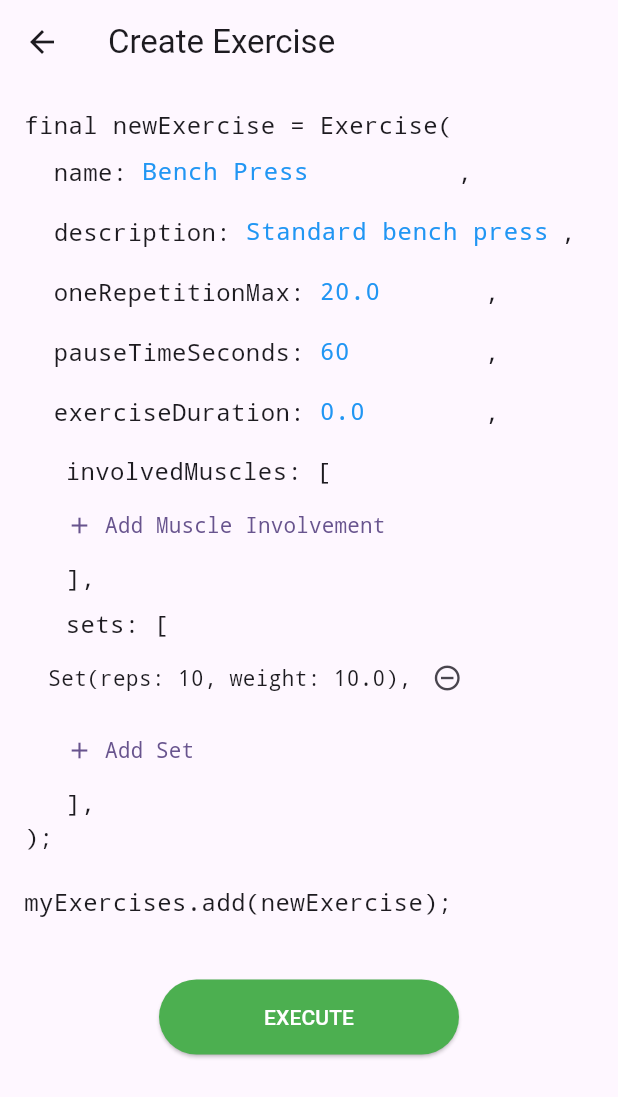
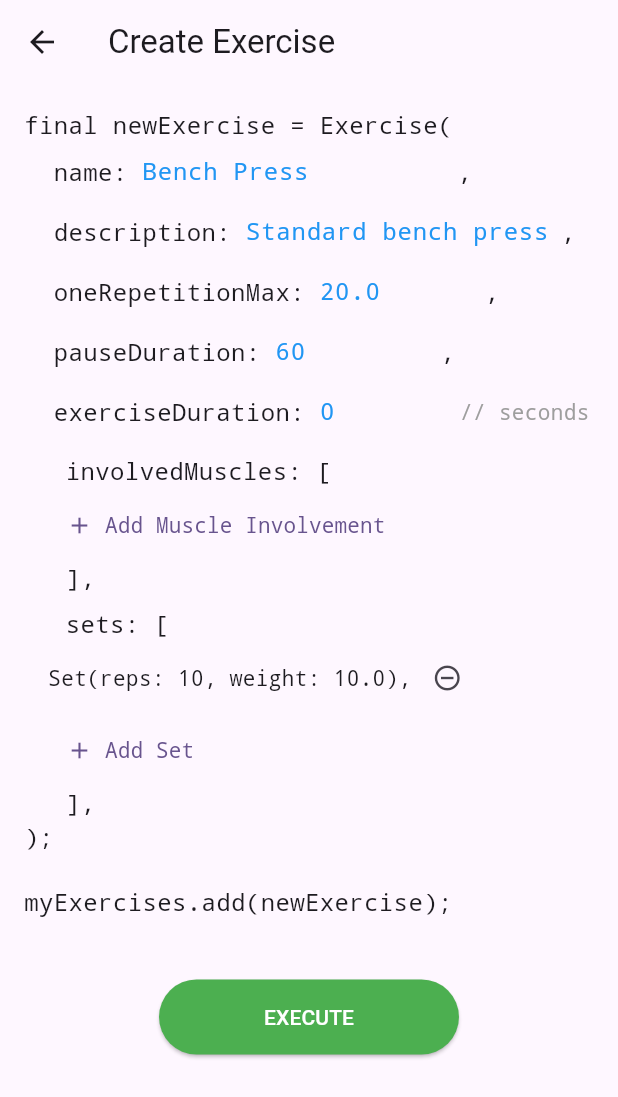
Before and after one commit to Sankorian/workout-creator-project, a Flutter app: the CreateExerciseScreen screen opened directly with empty values, on a phone screen of 412 x 824 dp. Shown: the top 1097 px of the screen. Run offline on Flutter 3.47's test engine with Material 3 defaults, Android fonts, the phone set to English and light mode, and no system bars.

Commit message:
Refactor workout timers and exercise duration management
- Rename `pauseTimeSeconds` to `pauseDuration` and update `exerciseDuration` from minutes to seconds across models and screens.
- Implement a migration in `Exercise.fromJson` to handle legacy minute-based durations and field name changes.
- Add an `_buildExerciseProgressOverview` widget to `WorkoutExecutionScreen` to visualize progress through the exercise list.
- Refactor `WorkoutExecutionScreen` timer logic to use more descriptive variable names (e.g., `_pauseDurationTimer`, `_remainingExerciseDurationSeconds`).
- Update `CreateExerciseScreen` UI to explicitly label `exerciseDuration` as being in seconds.
- Ensure `pauseDuration` and `exerciseDuration` are correctly preserved when duplicating exercises in `ItemManagementScreen`.
- Adjust styling of timers in the workout execution view for better readability.

```diff
--- a/lib/models/exercise.dart
+++ b/lib/models/exercise.dart
@@ -54,8 +54,8 @@ class Exercise {
   List<Inv> involvedMuscles;
   double oneRepetitionMax; // in kg (All-time best)
   List<ExerciseSet> sets;
-  int pauseTimeSeconds;
-  double exerciseDuration; // in minutes
+  int pauseDuration; // in seconds
+  int exerciseDuration; // in seconds
 
   Exercise({
     String? id,
@@ -64,8 +64,8 @@ class Exercise {
     required this.involvedMuscles,
     required this.oneRepetitionMax,
     required this.sets,
-    this.pauseTimeSeconds = 60,
-    this.exerciseDuration = 0.0,
+    this.pauseDuration = 60,
+    this.exerciseDuration = 0,
   }) : id = id ?? DateTime.now().microsecondsSinceEpoch.toString();
 
   Map<String, dynamic> toJson() => {
@@ -75,11 +75,21 @@ class Exercise {
     'involvedMuscles': involvedMuscles.map((i) => i.toJson()).toList(),
     'oneRepetitionMax': oneRepetitionMax,
     'sets': sets.map((s) => s.toJson()).toList(),
-    'pauseTimeSeconds': pauseTimeSeconds,
+    'pauseDuration': pauseDuration,
     'exerciseDuration': exerciseDuration,
   };
 
   factory Exercise.fromJson(Map<String, dynamic> json, List<Muscle> availableMuscles) {
+    final hasNewPauseField = json.containsKey('pauseDuration');
+    final pauseDuration =
+        ((json['pauseDuration'] ?? json['pauseTimeSeconds'] ?? 60) as num).toInt();
+    final rawExerciseDuration = (json['exerciseDuration'] ?? 0) as num;
+
+    // Legacy entries used minutes; new entries store seconds.
+    final exerciseDuration = hasNewPauseField
+        ? rawExerciseDuration.round()
+        : (rawExerciseDuration * 60).round();
+
     return Exercise(
       id: json['id'],
       name: json['name'],
@@ -91,8 +101,8 @@ class Exercise {
       sets: (json['sets'] as List)
           .map((s) => ExerciseSet.fromJson(s))
           .toList(),
-      pauseTimeSeconds: json['pauseTimeSeconds'],
-      exerciseDuration: (json['exerciseDuration'] ?? 0.0).toDouble(),
+      pauseDuration: pauseDuration,
+      exerciseDuration: exerciseDuration,
     );
   }
 
--- a/lib/screens/create_exercise_screen.dart
+++ b/lib/screens/create_exercise_screen.dart
@@ -24,7 +24,7 @@ class _CreateExerciseScreenState extends State<CreateExerciseScreen> {
   late final TextEditingController _nameController;
   late final TextEditingController _descriptionController;
   late final TextEditingController _oneRepMaxController;
-  late final TextEditingController _pauseTimeController;
+  late final TextEditingController _pauseDurationController;
   late final TextEditingController _durationController;
 
   final List<Inv> _involvedMuscles = [];
@@ -40,8 +40,8 @@ class _CreateExerciseScreenState extends State<CreateExerciseScreen> {
     _nameController = TextEditingController(text: e?.name ?? 'Bench Press');
     _descriptionController = TextEditingController(text: e?.description ?? 'Standard bench press exercise');
     _oneRepMaxController = TextEditingController(text: (e?.oneRepetitionMax ?? 20.0).toString());
-    _pauseTimeController = TextEditingController(text: (e?.pauseTimeSeconds ?? 60).toString());
-    _durationController = TextEditingController(text: (e?.exerciseDuration ?? 0.0).toString());
+    _pauseDurationController = TextEditingController(text: (e?.pauseDuration ?? 60).toString());
+    _durationController = TextEditingController(text: (e?.exerciseDuration ?? 0).toString());
 
     if (e != null) {
       _involvedMuscles.addAll(e.involvedMuscles);
@@ -56,7 +56,7 @@ class _CreateExerciseScreenState extends State<CreateExerciseScreen> {
     _nameController.dispose();
     _descriptionController.dispose();
     _oneRepMaxController.dispose();
-    _pauseTimeController.dispose();
+    _pauseDurationController.dispose();
     _durationController.dispose();
     super.dispose();
   }
@@ -126,26 +126,39 @@ class _CreateExerciseScreenState extends State<CreateExerciseScreen> {
                         style: const TextStyle(color: Colors.blue, fontFamily: 'monospace'),
                       ),
                     )),
-                _buildCodeLine('pauseTimeSeconds', _isViewing
-                  ? Text(_pauseTimeController.text, style: const TextStyle(color: Colors.blue, fontFamily: 'monospace', fontSize: 16))
+                _buildCodeLine('pauseDuration', _isViewing
+                  ? Text(_pauseDurationController.text, style: const TextStyle(color: Colors.blue, fontFamily: 'monospace', fontSize: 16))
                   : SizedBox(
                       width: 100,
                       child: TextFormField(
-                        controller: _pauseTimeController,
+                        controller: _pauseDurationController,
                         keyboardType: TextInputType.number,
                         decoration: const InputDecoration(isDense: true, border: InputBorder.none),
                         style: const TextStyle(color: Colors.blue, fontFamily: 'monospace'),
                       ),
                     )),
                 _buildCodeLine('exerciseDuration', _isViewing
-                  ? Text(_durationController.text, style: const TextStyle(color: Colors.blue, fontFamily: 'monospace', fontSize: 16))
+                  ? Row(
+                      mainAxisSize: MainAxisSize.min,
+                      children: [
+                        Text(_durationController.text, style: const TextStyle(color: Colors.blue, fontFamily: 'monospace', fontSize: 16)),
+                        const Text(' // seconds', style: TextStyle(color: Colors.grey, fontFamily: 'monospace', fontSize: 14)),
+                      ],
+                    )
                   : SizedBox(
-                      width: 100,
-                      child: TextFormField(
-                        controller: _durationController,
-                        keyboardType: TextInputType.number,
-                        decoration: const InputDecoration(isDense: true, border: InputBorder.none),
-                        style: const TextStyle(color: Colors.blue, fontFamily: 'monospace'),
+                      width: 180,
+                      child: Row(
+                        children: [
+                          Expanded(
+                            child: TextFormField(
+                              controller: _durationController,
+                              keyboardType: TextInputType.number,
+                              decoration: const InputDecoration(isDense: true, border: InputBorder.none),
+                              style: const TextStyle(color: Colors.blue, fontFamily: 'monospace'),
+                            ),
+                          ),
+                          const Text(' // seconds', style: TextStyle(color: Colors.grey, fontFamily: 'monospace', fontSize: 14)),
+                        ],
                       ),
                     )),
 
@@ -248,8 +261,8 @@ class _CreateExerciseScreenState extends State<CreateExerciseScreen> {
                             name: _nameController.text,
                             description: _descriptionController.text,
                             oneRepetitionMax: double.tryParse(_oneRepMaxController.text) ?? 0.0,
-                            pauseTimeSeconds: int.tryParse(_pauseTimeController.text) ?? 60,
-                            exerciseDuration: double.tryParse(_durationController.text) ?? 0.0,
+                            pauseDuration: int.tryParse(_pauseDurationController.text) ?? 60,
+                            exerciseDuration: int.tryParse(_durationController.text) ?? 0,
                             involvedMuscles: List.from(_involvedMuscles),
                             sets: List.from(_sets),
                           );
--- a/lib/screens/item_management_screen.dart
+++ b/lib/screens/item_management_screen.dart
@@ -189,7 +189,8 @@ class _ItemManagementScreenState<T> extends State<ItemManagementScreen<T>> {
                             repetitions: s.repetitions,
                             weight: s.weight,
                           )).toList(),
-                          pauseTimeSeconds: original.pauseTimeSeconds,
+                          pauseDuration: original.pauseDuration,
+                          exerciseDuration: original.exerciseDuration,
                         );
                       } else if (original is Workout) {
                         copy = Workout(
```
Also changed, not shown: lib/screens/workout_execution_screen.dart (+106 -39 lines).
